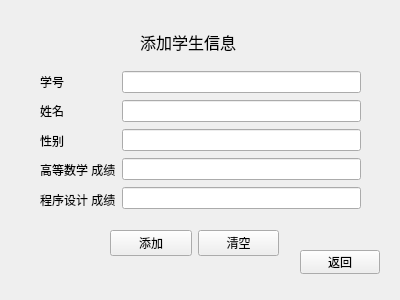
This is SSMS/add_student_widget.ui in NogiNonoka/StudentStatusManagementSystem as Qt 5 draws it before an edit. The edited form follows.
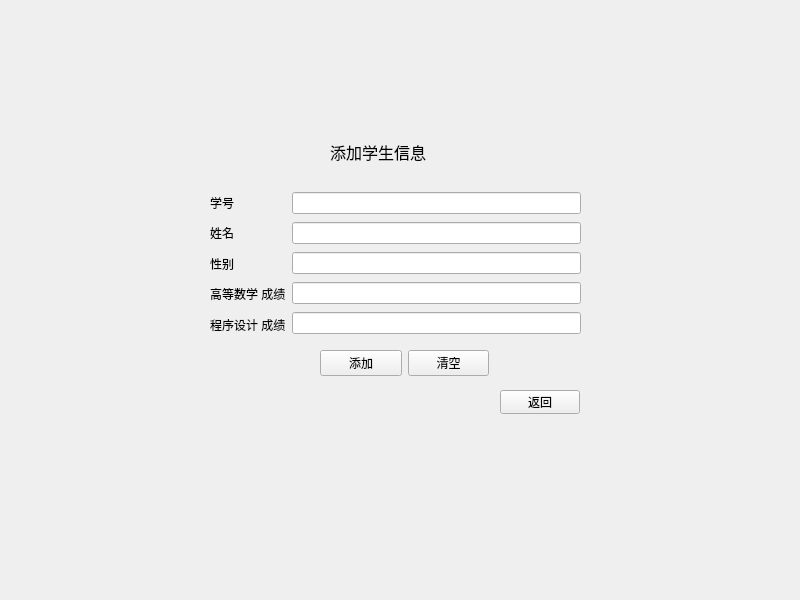
This is the edited form.

```diff
--- a/SSMS/add_student_widget.ui
+++ b/SSMS/add_student_widget.ui
@@ -6,8 +6,8 @@
    <rect>
     <x>0</x>
     <y>0</y>
-    <width>400</width>
-    <height>300</height>
+    <width>800</width>
+    <height>600</height>
    </rect>
   </property>
   <property name="windowTitle">
@@ -19,8 +19,8 @@
    </property>
    <property name="geometry">
     <rect>
-     <x>300</x>
-     <y>250</y>
+     <x>500</x>
+     <y>390</y>
      <width>80</width>
      <height>24</height>
     </rect>
@@ -32,10 +32,10 @@
   <widget class="QWidget" name="layoutWidget">
    <property name="geometry">
     <rect>
-     <x>40</x>
-     <y>70</y>
-     <width>321</width>
-     <height>141</height>
+     <x>210</x>
+     <y>190</y>
+     <width>371</width>
+     <height>147</height>
     </rect>
    </property>
    <layout class="QHBoxLayout" name="horizontalLayout">
@@ -102,8 +102,8 @@
   <widget class="QLabel" name="label">
    <property name="geometry">
     <rect>
-     <x>140</x>
-     <y>30</y>
+     <x>330</x>
+     <y>140</y>
      <width>120</width>
      <height>23</height>
     </rect>
@@ -121,8 +121,8 @@
   <widget class="QWidget" name="layoutWidget">
    <property name="geometry">
     <rect>
-     <x>110</x>
-     <y>230</y>
+     <x>320</x>
+     <y>350</y>
      <width>169</width>
      <height>26</height>
     </rect>
```
